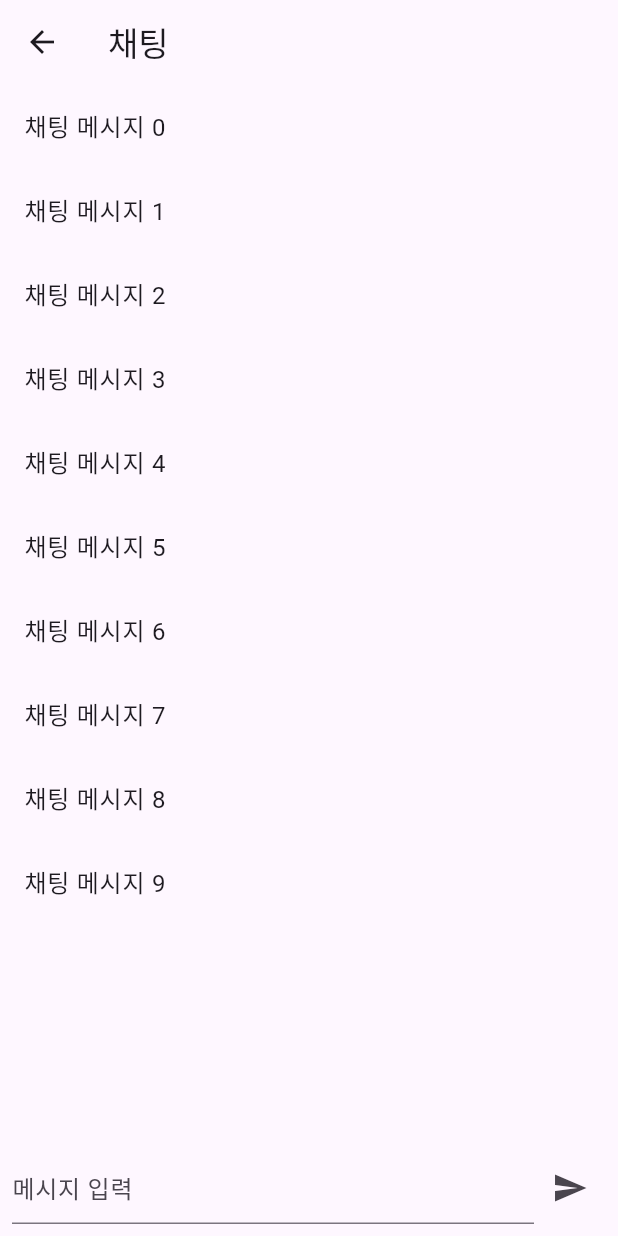
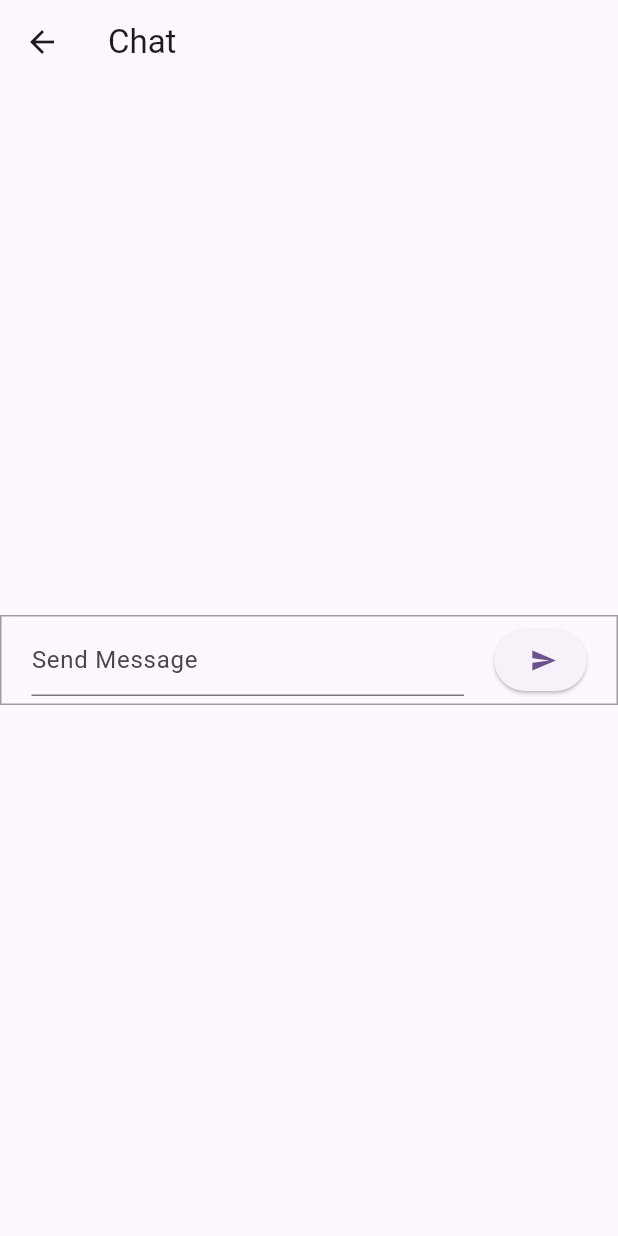
Before and after one commit to seeminglyjs/vicada_clone, a Flutter app: the ChatPage screen opened directly, after a tap on the "send" icon, on a phone screen of 412 x 824 dp. Run offline on Flutter 3.47's test engine with Material 2 defaults, Android fonts, the light colour scheme and no system bars; our stand-ins replace convex_bottom_bar; missing offline and left inert: stomp_dart_client; network calls fail.

Commit message:
20231022채팅구현 테스트1차

```diff
--- /dev/null
+++ b/lib/class/msg.dart
@@ -0,0 +1,6 @@
+class Msg {
+  String content;
+  String uuid;
+
+  Msg({required this.content, required this.uuid});
+}
--- a/lib/pages/chat_page.dart
+++ b/lib/pages/chat_page.dart
@@ -1,4 +1,11 @@
+import 'dart:convert';
+
 import 'package:flutter/material.dart';
+import 'package:stomp_dart_client/stomp.dart';
+import 'package:stomp_dart_client/stomp_config.dart';
+import 'package:stomp_dart_client/stomp_frame.dart';
+import 'package:uuid/uuid.dart';
+import 'package:vicada_clone/class/msg.dart';
 
 class ChatPage extends StatefulWidget {
   const ChatPage({Key? key}) : super(key: key);
@@ -8,47 +15,116 @@ class ChatPage extends StatefulWidget {
 }
 
 class _ChatPageState extends State<ChatPage> {
+  StompClient? stompClient;
+  final socketUrl = 'ws://localhost:8080/gs-guide-websocket';
+  final uuid = const Uuid();
+
+  void onConnect(StompFrame frame) {
+    stompClient!.subscribe(
+        destination: '/topic/greetings',
+        callback: (StompFrame frame) {
+          if (frame.body != null) {
+            Map<String, dynamic> obj = json.decode(frame.body!);
+            Msg message = Msg(content: obj['content'], uuid: obj['uuid']);
+            setState(() => list.add(message));
+          }
+        });
+  }
+
+  sendMessage() {
+    setState(() {
+      try {
+        stompClient!.send(
+            destination: '/app/hello',
+            body: json
+                .encode({"content": controller.value.text, "uuid": uuid.v4()}));
+      } catch (e) {
+        // 예외가 발생한 경우 실행될 코드
+        print("예외가 발생했습니다: $e");
+        // 예외 처리 또는 로깅을 수행하거나 다른 작업을 수행할 수 있습니다.
+      }
+    });
+  }
+
+  @override
+  void initState() {
+    super.initState();
+    if (stompClient == null) {
+      stompClient = StompClient(
+          config: StompConfig(
+        url: socketUrl,
+        onConnect: onConnect,
+        onWebSocketError: (dynamic error) => print("에러$error"),
+      ));
+      stompClient!.activate();
+    }
+  }
+
+  final TextEditingController controller = TextEditingController();
+  List<Msg> list = [];
+
   @override
   Widget build(BuildContext context) {
     return Scaffold(
       appBar: AppBar(
-        title: const Text('채팅'),
+        title: const Text("Chat"),
       ),
-      body: Column(
+      body: Center(
+        child: Column(
+          mainAxisAlignment: MainAxisAlignment.center,
           children: [
-          // 채팅 내용을 표시하는 위젯
-          Expanded(
+            SizedBox(
+              // height: MediaQuery.of(context).size.height * 0.8,
               child: ListView.builder(
-              itemCount: 10, // 채팅 메시지 개수
-              itemBuilder: (context, index) {
-                return ListTile(
-                  title: Text('채팅 메시지 $index'),
+                shrinkWrap: true,
+                itemBuilder: (context, postion) {
+                  return GestureDetector(
+                    child: Card(
+                        child: Text(list[postion].content,
+                            textAlign: list[postion].uuid == uuid.v4()
+                                ? TextAlign.right
+                                : TextAlign.left)),
                   );
                 },
+                itemCount: list.length,
               ),
             ),
-          // 채팅 입력창
-          Padding(
-            padding: const EdgeInsets.all(8.0),
-            child: Row(
-              children: [
-                const Expanded(
-                  child: TextField(
-                    decoration: InputDecoration(
-                      hintText: '메시지 입력',
+            Container(
+                decoration: BoxDecoration(
+                  border: Border.all(
+                    width: 1,
+                    color: Colors.grey,
                   ),
                 ),
+                child: Row(
+                  children: <Widget>[
+                    Padding(
+                      padding: const EdgeInsets.fromLTRB(20, 5, 20, 5),
+                      child: SizedBox(
+                          width: MediaQuery.of(context).size.width * 0.7,
+                          child: TextField(
+                            controller: controller,
+                            style: const TextStyle(color: Colors.black),
+                            keyboardType: TextInputType.text,
+                            decoration:
+                                const InputDecoration(hintText: "Send Message"),
+                          )),
                     ),
-                IconButton(
-                  icon: const Icon(Icons.send),
-                  onPressed: () {
-                    // 메시지 전송 로직을 추가
-                  },
-                ),
+                    Padding(
+                      padding: const EdgeInsets.all(0),
+                      child: SizedBox(
+                          width: MediaQuery.of(context).size.width * 0.15,
+                          height: MediaQuery.of(context).size.width * 0.1,
+                          child: ElevatedButton(
+                            onPressed:
+                                sendMessage, // 여기 사용된 sendMessage 함수는 차후 websocket 연결에서 다룹니다.
+                            child: const Icon(Icons.send),
+                          )),
+                    )
+                  ],
+                ))
           ],
         ),
-          ),
-        ],
       ),
     );
   }
--- a/pubspec.yaml
+++ b/pubspec.yaml
@@ -30,7 +30,10 @@ environment:
 dependencies:
   flutter:
     sdk: flutter
-
+  convex_bottom_bar: ^3.2.0
+  web_socket_channel: ^2.4.0
+  stomp_dart_client: ^1.0.0
+  uuid: ^4.1.0
 
   # The following adds the Cupertino Icons font to your application.
   # Use with the CupertinoIcons class for iOS style icons.
```
Also changed, not shown: lib/main.dart (+40 -61 lines), pubspec.lock. Lines whose indentation alone changed are shown as unchanged.
